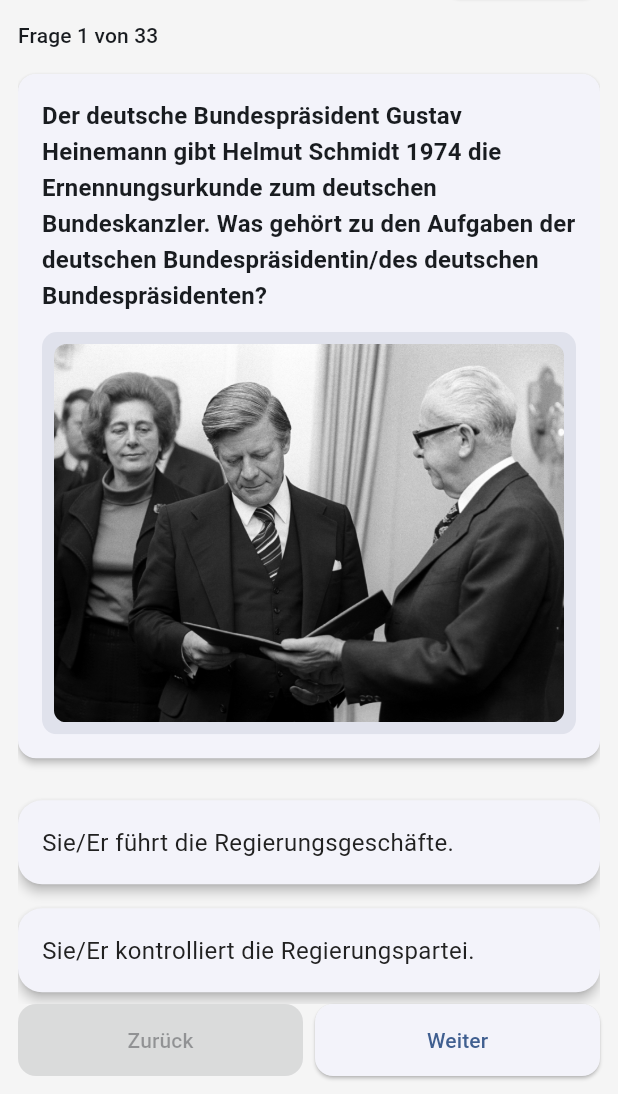
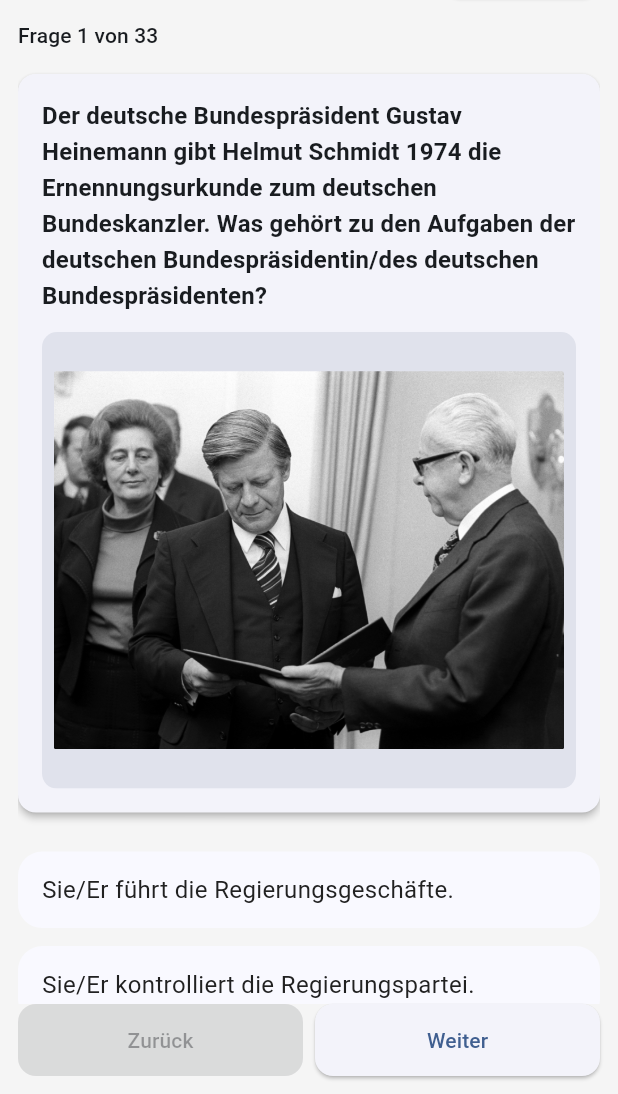
Before and after one commit to GerritSchoo/citizenship_app, a Flutter app: the MockExamScreen screen opened directly, on a phone screen of 412 x 824 dp, the part 142-1236 px from its top. Run offline on Flutter 3.47's test engine with Material 3 defaults, Android fonts, the phone set to English and light mode, and no system bars; our stand-ins replace shared_preferences; accounts and stored records are empty.

Commit message:
fixing mock exam issues

```diff
--- a/lib/src/screens/image_viewer_screen.dart
+++ b/lib/src/screens/image_viewer_screen.dart
@@ -15,6 +15,7 @@ class ImageViewerScreen extends StatelessWidget {
 
     final imageWidget = Image.asset(
       imagePath,
+      gaplessPlayback: true,
       errorBuilder: (_, __, ___) => Center(
         child: Text('Bild nicht gefunden', style: theme.textTheme.bodyMedium),
       ),
--- a/lib/src/screens/mock_exam_screen.dart
+++ b/lib/src/screens/mock_exam_screen.dart
@@ -6,6 +6,8 @@ import '../core/controller.dart';
 import '../core/prefs.dart';
 import '../widgets/question_card.dart';
 import '../widgets/image_answer_grid.dart';
+import '../widgets/answer_text_tile.dart';
+import '../utils/asset_image_cache.dart';
 // question model used indirectly via controller
 import 'mock_exam_result_screen.dart';
 
@@ -49,6 +51,8 @@ class _MockExamScreenState extends State<MockExamScreen> {
     answers = List<int?>.filled(_controller!.questions.length, null);
     setState(() {});
     _startTimer();
+    // Prefetch images for current + next two
+    WidgetsBinding.instance.addPostFrameCallback((_) => _prefetchAroundCurrent());
   }
 
   void _startTimer() {
@@ -186,9 +190,8 @@ class _MockExamScreenState extends State<MockExamScreen> {
                           Text(_controller!.positionLabel(), style: Theme.of(context).textTheme.titleSmall),
                           const SizedBox(height: 8),
                           Expanded(
-                            child: SingleChildScrollView(
-                              child: Column(
-                                crossAxisAlignment: CrossAxisAlignment.stretch,
+                            child: ListView(
+                              padding: EdgeInsets.zero,
                               children: [
                                 QuestionCard(
                                   text: _controller!.questions[_controller!.currentIndex].text,
@@ -214,17 +217,17 @@ class _MockExamScreenState extends State<MockExamScreen> {
                                     final a = _controller!.questions[_controller!.currentIndex].answers[i];
                                     final sel = answers[_controller!.currentIndex];
                                     final selected = sel == i;
-                                      return Card(
-                                        color: selected ? Colors.blue.shade100 : null,
-                                        child: ListTile(
-                                          title: Text(a, style: Theme.of(context).textTheme.bodyMedium),
+                                    // In mock exam, revealed is always false before submit
+                                    return AnswerTextTile(
+                                      text: a,
+                                      revealed: false,
+                                      isSelected: selected,
+                                      isCorrect: i == _controller!.questions[_controller!.currentIndex].correctIndex,
                                       onTap: () => _select(i),
-                                        ),
                                     );
                                   }),
                                 const SizedBox(height: 12),
                               ],
-                              ),
                             ),
                           ),
                           Row(
@@ -235,7 +238,16 @@ class _MockExamScreenState extends State<MockExamScreen> {
                                     minimumSize: const Size.fromHeight(48),
                                     shape: RoundedRectangleBorder(borderRadius: BorderRadius.circular(12)),
                                   ),
-                                  onPressed: _controller!.currentIndex > 0 ? () { setState(() { _controller!.previous(); }); } : null,
+                                  onPressed: _controller!.currentIndex > 0
+                                      ? () {
+                                          setState(() {
+                                            _controller!.previous();
+                                          });
+                                          _prefetchAroundCurrent();
+                                        }
+                                      : null,
+                                      // Prefetch around new index
+                                      onLongPress: null,
                                   child: const Text('Zurück'),
                                 ),
                               ),
@@ -246,7 +258,7 @@ class _MockExamScreenState extends State<MockExamScreen> {
                                     minimumSize: const Size.fromHeight(48),
                                     shape: RoundedRectangleBorder(borderRadius: BorderRadius.circular(12)),
                                   ),
-                                  onPressed: _controller!.currentIndex < _controller!.questions.length - 1 ? () { setState(() { _controller!.next(); }); } : null,
+                                  onPressed: _controller!.currentIndex < _controller!.questions.length - 1 ? () { setState(() { _controller!.next(); }); _prefetchAroundCurrent(); } : null,
                                   child: const Text('Weiter'),
                                 ),
                               ),
@@ -259,6 +271,26 @@ class _MockExamScreenState extends State<MockExamScreen> {
       ),
     );
   }
+
+  void _prefetchAroundCurrent() {
+    if (!mounted || _controller == null || _controller!.questions.isEmpty) return;
+    final ctx = context;
+    final idx = _controller!.currentIndex;
+    final qs = _controller!.questions;
+    final toPrefetch = <String>{};
+    for (final i in [idx, idx + 1, idx + 2]) {
+      if (i >= 0 && i < qs.length) {
+        final q = qs[i];
+        if (q.hasContextImage && q.image != null && q.image!.isNotEmpty) {
+          toPrefetch.add(q.image!);
+        }
+        if (q.hasAnswerImages) {
+          toPrefetch.addAll(q.answerImages!.where((p) => p.isNotEmpty));
+        }
+      }
+    }
+    AssetImageInfoCache.precacheAll(ctx, toPrefetch);
+  }
 }
 
 // result moved to mock_exam_result_screen.dart
--- /dev/null
+++ b/lib/src/utils/asset_image_cache.dart
@@ -0,0 +1,54 @@
+import 'dart:async';
+import 'package:flutter/material.dart';
+
+class AssetImageInfoCache {
+  static final Map<String, ImageInfo> _cache = {};
+
+  static ImageInfo? get(String assetPath) => _cache[assetPath];
+
+  static Future<ImageInfo> load(String assetPath) async {
+    final existing = _cache[assetPath];
+    if (existing != null) return existing;
+    final info = await _resolveImage(assetPath);
+    _cache[assetPath] = info;
+    return info;
+  }
+
+  static Future<void> precacheAll(BuildContext context, Iterable<String> assetPaths) async {
+    for (final path in assetPaths) {
+      await precache(context, path);
+    }
+  }
+
+  static Future<void> precache(BuildContext context, String assetPath) async {
+    try {
+      await precacheImage(AssetImage(assetPath), context);
+    } catch (_) {
+      // ignore failures for missing assets
+    }
+    try {
+      await load(assetPath);
+    } catch (_) {
+      // ignore failures for missing assets
+    }
+  }
+
+  static Future<ImageInfo> _resolveImage(String assetPath) async {
+    final imageProvider = AssetImage(assetPath);
+    final completer = Completer<ImageInfo>();
+    final stream = imageProvider.resolve(const ImageConfiguration());
+    late final ImageStreamListener listener;
+    listener = ImageStreamListener((ImageInfo info, bool _) {
+      completer.complete(info);
+    }, onError: (error, stackTrace) {
+      completer.completeError(error, stackTrace);
+    });
+    stream.addListener(listener);
+    try {
+      final info = await completer.future;
+      return info;
+    } finally {
+      stream.removeListener(listener);
+    }
+  }
+}
--- /dev/null
+++ b/lib/src/widgets/answer_text_tile.dart
@@ -0,0 +1,76 @@
+import 'package:flutter/material.dart';
+import '../theme/app_colors.dart';
+
+class AnswerTextTile extends StatelessWidget {
+  final String text;
+  final bool revealed;
+  final bool isSelected;
+  final bool isCorrect;
+  final VoidCallback onTap;
+
+  const AnswerTextTile({
+    super.key,
+    required this.text,
+    required this.revealed,
+    required this.isSelected,
+    required this.isCorrect,
+    required this.onTap,
+  });
+
+  @override
+  Widget build(BuildContext context) {
+    final theme = Theme.of(context);
+    final isDark = theme.brightness == Brightness.dark;
+
+    Color boxColor = theme.cardColor;
+    IconData? icon;
+    Color iconColor = theme.colorScheme.onPrimary;
+
+    if (revealed) {
+      if (isSelected && isCorrect) {
+        boxColor = isDark ? AppColors.correctDark : AppColors.correct;
+        icon = Icons.check_circle;
+        iconColor = theme.colorScheme.onPrimary;
+      } else if (isSelected && !isCorrect) {
+        boxColor = isDark ? AppColors.wrongDark : AppColors.wrong;
+        icon = Icons.cancel;
+        iconColor = theme.colorScheme.onPrimary;
+      } else if (isCorrect) {
+        boxColor = isDark ? AppColors.correctDark.withAlpha(128) : AppColors.correctLight;
+        icon = Icons.check_circle;
+        iconColor = theme.colorScheme.onPrimary;
+      }
+    } else if (isSelected) {
+      // Subtle selection before reveal
+      boxColor = theme.colorScheme.primary.withOpacity(0.12);
+      icon = Icons.check_circle_outline;
+      iconColor = theme.colorScheme.primary;
+    }
+
+    return Padding(
+      padding: const EdgeInsets.symmetric(vertical: 6),
+      child: Material(
+        color: Colors.transparent,
+        child: InkWell(
+          borderRadius: BorderRadius.circular(16),
+          onTap: onTap,
+          child: AnimatedContainer(
+            duration: const Duration(milliseconds: 160),
+            decoration: BoxDecoration(
+              color: boxColor,
+              borderRadius: BorderRadius.circular(16),
+            ),
+            padding: const EdgeInsets.symmetric(vertical: 14, horizontal: 16),
+            child: Row(
+              mainAxisAlignment: MainAxisAlignment.spaceBetween,
+              children: [
+                Flexible(child: Text(text, style: theme.textTheme.bodyMedium)),
+                if (icon != null) Icon(icon, color: iconColor, size: 24),
+              ],
+            ),
+          ),
+        ),
+      ),
+    );
+  }
+}
--- a/lib/src/widgets/image_answer_grid.dart
+++ b/lib/src/widgets/image_answer_grid.dart
@@ -80,6 +80,7 @@ class ImageAnswerGrid extends StatelessWidget {
                 child: Center(
                   child: Image.asset(
                     images[i],
+                    gaplessPlayback: true,
                     fit: BoxFit.contain,
                     filterQuality: FilterQuality.medium,
                     errorBuilder: (_, __, ___) => Container(
--- a/lib/src/widgets/question_card.dart
+++ b/lib/src/widgets/question_card.dart
@@ -1,5 +1,4 @@
 import 'package:flutter/material.dart';
-import 'dart:async';
 import 'package:citizenship_quiz_app/src/screens/image_viewer_screen.dart';
 
 class QuestionCard extends StatelessWidget {
@@ -76,77 +75,33 @@ class _ProportionalAssetImage extends StatelessWidget {
       child: Container(
         color: backgroundColor,
         padding: padding,
-        child: LayoutBuilder(
-          builder: (context, constraints) {
-            return FutureBuilder<ImageInfo>(
-              future: _getImageInfo(imagePath),
-              builder: (context, snapshot) {
-                if (snapshot.hasError) {
-                  return SizedBox(
-                    height: 140,
-                    child: const Center(child: Text('Bild nicht gefunden')),
-                  );
-                }
-                if (!snapshot.hasData) {
-                  return const SizedBox(height: 140, child: Center(child: CircularProgressIndicator(strokeWidth: 2)));
-                }
-                final info = snapshot.data!;
-                final aspect = info.image.width / info.image.height;
-                // Compute target size to fit within maxHeight and available width
-                final availableWidth = constraints.maxWidth;
-                double targetWidth = availableWidth;
-                double targetHeight = targetWidth / aspect;
-                if (targetHeight > maxHeight) {
-                  targetHeight = maxHeight;
-                  targetWidth = targetHeight * aspect;
-                }
-                final innerRadius = borderRadius > 2 ? borderRadius - 2 : borderRadius;
-
-                return SizedBox(
-                  height: targetHeight,
+        child: SizedBox(
+          height: maxHeight,
+          width: double.infinity,
           child: Center(
+            child: FittedBox(
+              fit: BoxFit.contain,
+              alignment: Alignment.center,
               child: ClipRRect(
-                      borderRadius: BorderRadius.circular(innerRadius),
+                borderRadius: BorderRadius.circular(borderRadius > 2 ? borderRadius - 2 : borderRadius),
                 child: Image.asset(
                   imagePath,
-                        width: targetWidth,
-                        height: targetHeight,
-                        fit: BoxFit.fill, // already computed proportional size
                   filterQuality: FilterQuality.medium,
-                        errorBuilder: (_, __, ___) => SizedBox(
+                  gaplessPlayback: true,
+                  errorBuilder: (_, __, ___) => const SizedBox(
                     height: 140,
-                          child: const Center(child: Text('Bild nicht gefunden')),
+                    child: Center(child: Text('Bild nicht gefunden')),
+                  ),
+                ),
+              ),
             ),
           ),
         ),
       ),
     );
-              },
-            );
-          },
-        ),
-      ),
-    );
   }
 
-  Future<ImageInfo> _getImageInfo(String assetPath) async {
-    final imageProvider = AssetImage(assetPath);
-    final completer = Completer<ImageInfo>();
-    final stream = imageProvider.resolve(const ImageConfiguration());
-    late final ImageStreamListener listener;
-    listener = ImageStreamListener((ImageInfo info, bool _) {
-      completer.complete(info);
-    }, onError: (error, stackTrace) {
-      completer.completeError(error, stackTrace);
-    });
-    stream.addListener(listener);
-    try {
-      final info = await completer.future;
-      return info;
-    } finally {
-      stream.removeListener(listener);
-    }
-  }
+  // resolution handled by AssetImageInfoCache
 }
 
 class _TappableProportionalAssetImage extends StatelessWidget {
@@ -181,6 +136,8 @@ class _TappableProportionalAssetImage extends StatelessWidget {
       },
       child: Hero(
         tag: heroTag,
+        placeholderBuilder: (context, size, child) => child,
+        transitionOnUserGestures: true,
         // Keep rounded context image in card
         child: _ProportionalAssetImage(
           imagePath: imagePath,
```
Also changed, not shown: lib/src/screens/learning_session_screen.dart (+31 -1 lines), lib/src/screens/quiz_screen.dart (+27 -1 lines). Lines whose indentation alone changed are shown as unchanged.
